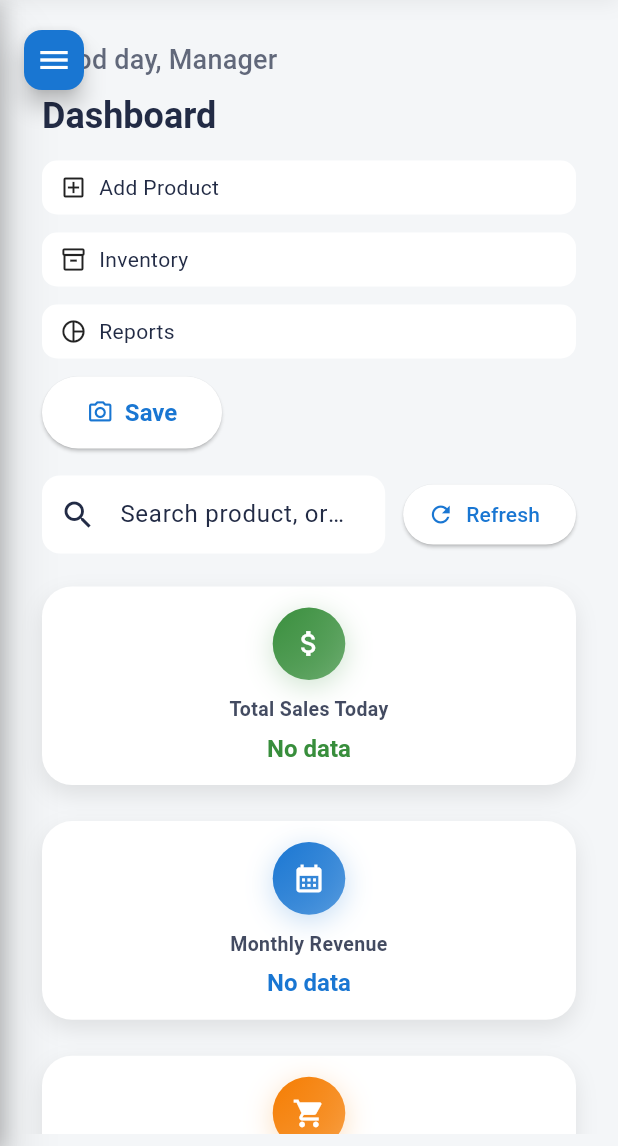
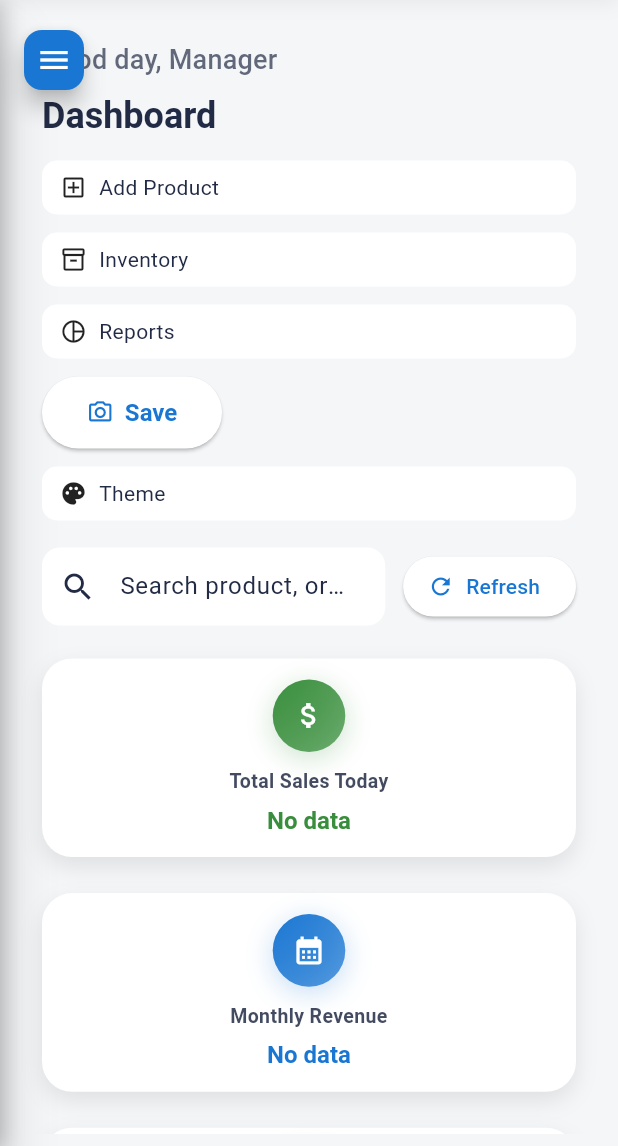
Before and after one commit to Venura2003/supermarket-solution, a Flutter app: the NewAdminDashboard screen opened by its route, on a phone screen of 412 x 824 dp, the part 90-1236 px from its top. Run offline on Flutter 3.47's test engine with Material 3 defaults, Android fonts, the phone set to English and light mode, and no system bars; our stand-ins replace file_picker, fl_chart, image_picker, open_file, pdf, printing and 4 more; missing offline and left inert: mobile_scanner; accounts and stored records are empty; network calls fail.

Commit message:
Add theme option button to dashboard header (mobile & desktop)

```diff
--- a/supermarket_flutter_app/lib/features/dashboard/dashboard_page.dart
+++ b/supermarket_flutter_app/lib/features/dashboard/dashboard_page.dart
@@ -9,6 +9,7 @@ import '../products/screens/add_edit_product_screen.dart';
 import '../../screens/product_search_screen.dart';
 import '../../core/providers/cart_provider.dart';
 import 'providers/dashboard_provider.dart';
+import '../../core/providers/theme_provider.dart';
 
 class DashboardPage extends StatefulWidget {
   final Function(int)? onSwitchTab;
@@ -129,6 +130,14 @@ class _DashboardPageState extends State<DashboardPage> {
                             minimumSize: Size(isMobile ? 120 : 80, isMobile ? 48 : 40),
                           ),
                         ),
+                      ),
+                      // THEME OPTION BUTTON
+                      _QuickAction(
+                        icon: Icons.palette,
+                        label: 'Theme',
+                        onTap: () {
+                          context.read<ThemeModeProvider>().toggleTheme();
+                        },
                       ),
                     ];
                     if (isMobile) {
--- a/supermarket_flutter_app/pubspec.yaml
+++ b/supermarket_flutter_app/pubspec.yaml
@@ -37,11 +37,11 @@ dependencies:
   provider: ^6.1.5+1
   http: ^1.6.0
   shared_preferences: ^2.5.4
-  mobile_scanner: ^6.0.4
+  mobile_scanner: ^7.2.0
   open_file: ^3.2.1
   path_provider: ^2.0.13
   intl: ^0.20.2
-  fl_chart: ^0.66.2
+  fl_chart: ^1.2.0
   image_picker: ^1.0.4
   pdf: ^3.10.4
   printing: ^5.12.0
```
Also changed, not shown: supermarket_flutter_app/pubspec.lock.
